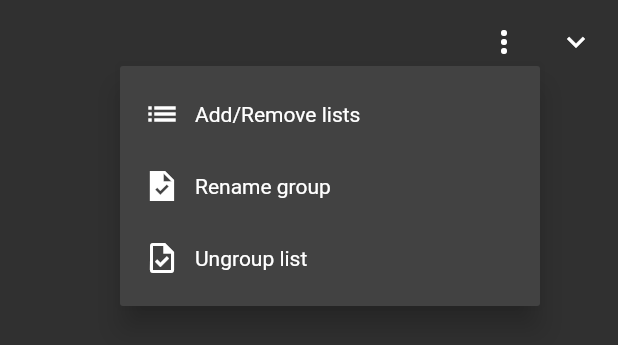
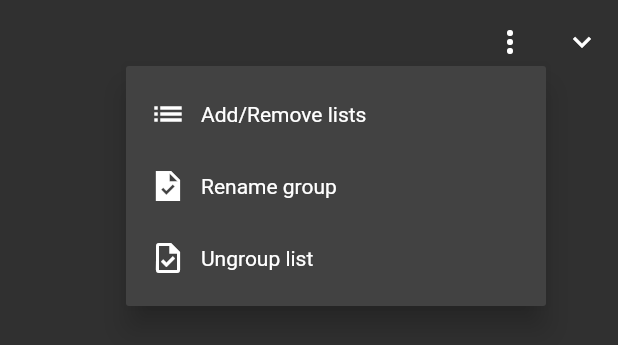
Before and after one commit to De-pitcher/to_do_clone, a Flutter app: the GroupHeaderWidget widget shown alone on an empty page, opened directly with empty values, after a tap on the "task" icon, after a tap on the "more vert" icon, on a phone screen of 412 x 824 dp. Shown: the top 345 px of the screen. Run offline on Flutter 3.47's test engine with Material 2 defaults, Android fonts, the phone set to English and light mode, and no system bars; our stand-ins replace image_picker; missing offline and left inert: drag_and_drop_lists; statements that could not run were skipped.

Commit message:
#fix: group header widget and list dialog issue

```diff
--- a/lib/widgets/group_header_widget.dart
+++ b/lib/widgets/group_header_widget.dart
@@ -120,17 +120,20 @@ class _GroupHeaderWidgetState extends State<GroupHeaderWidget>
       trailing: SizedBox(
         width: 100,
         child: Row(
+          mainAxisAlignment: MainAxisAlignment.end,
           children: [
             AnimatedBuilder(
               animation: _controller,
               builder: (ctx, ch) => Opacity(
                 opacity: _popMenuIconOpacityAnimation.value,
-                child: PopupMenuButton(
-                  itemBuilder: (ctx) =>
-                      groupPopMenuEntries(ctx, widget.isEmpty),
-                  position: PopupMenuPosition.under,
-                  onSelected: widget.onPopMenuItemSelected,
-                ),
+                child: _popMenuIconOpacityAnimation.value == 0
+                    ? null
+                    : PopupMenuButton(
+                        itemBuilder: (ctx) =>
+                            groupPopMenuEntries(ctx, widget.isEmpty),
+                        position: PopupMenuPosition.under,
+                        onSelected: widget.onPopMenuItemSelected,
+                      ),
               ),
             ),
             AnimatedBuilder(
```
Also changed, not shown: lib/widgets/dialogs/list_dialog_content.dart (+16 -15 lines).
